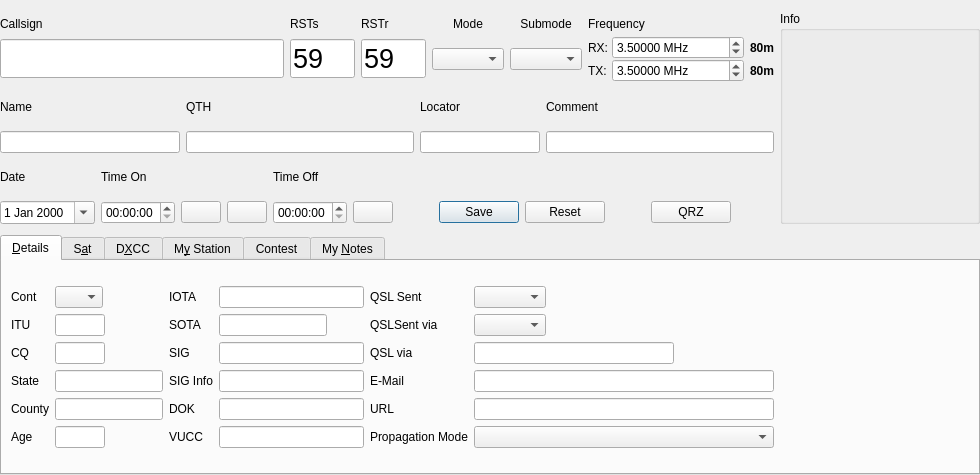
This is ui/NewContactWidget.ui in k5mcd/QLog as Qt 5 draws it before an edit. The edited form follows.
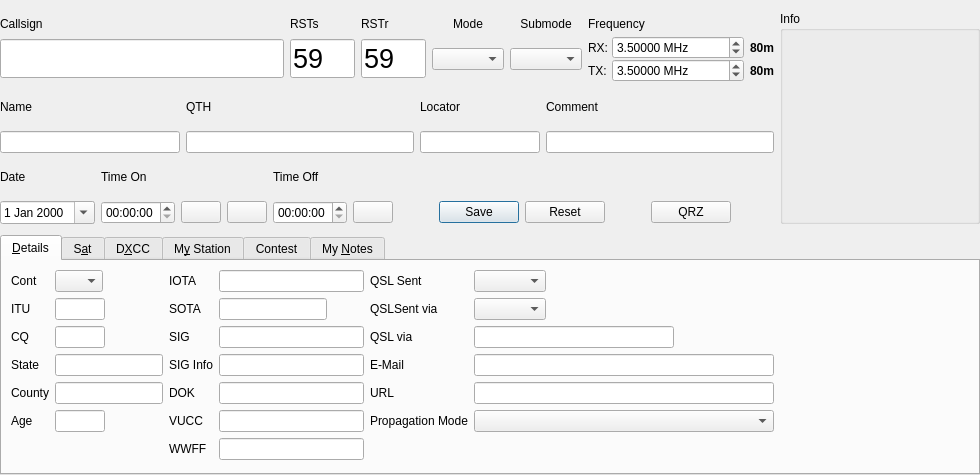
This is the edited form. Icons and pictures are not drawn. Custom widgets are drawn as their Qt base class.

Commit message: ADIF 3.1.3: Added WWFF_REF to the newContact Dialog

Patch:
```diff
--- a/ui/NewContactWidget.ui
+++ b/ui/NewContactWidget.ui
@@ -908,7 +908,7 @@
        <item>
         <layout class="QFormLayout" name="formLayout_2">
          <property name="formAlignment">
-          <set>Qt::AlignLeading|Qt::AlignLeft|Qt::AlignVCenter</set>
+          <set>Qt::AlignLeading|Qt::AlignLeft|Qt::AlignTop</set>
          </property>
          <item row="0" column="0">
           <widget class="QLabel" name="contLabel">
@@ -1117,7 +1117,7 @@
        <item>
         <layout class="QFormLayout" name="formLayout">
          <property name="formAlignment">
-          <set>Qt::AlignLeading|Qt::AlignLeft|Qt::AlignVCenter</set>
+          <set>Qt::AlignLeading|Qt::AlignLeft|Qt::AlignTop</set>
          </property>
          <item row="0" column="0">
           <widget class="QLabel" name="iotaLabel">
@@ -1233,12 +1233,26 @@
            </property>
           </widget>
          </item>
+         <item row="6" column="0">
+          <widget class="QLabel" name="wwffLabel">
+           <property name="text">
+            <string>WWFF</string>
+           </property>
+          </widget>
+         </item>
+         <item row="6" column="1">
+          <widget class="QLineEdit" name="wwffEdit">
+           <property name="focusPolicy">
+            <enum>Qt::ClickFocus</enum>
+           </property>
+          </widget>
+         </item>
         </layout>
        </item>
        <item>
         <layout class="QFormLayout" name="formLayout_3">
          <property name="formAlignment">
-          <set>Qt::AlignLeading|Qt::AlignLeft|Qt::AlignVCenter</set>
+          <set>Qt::AlignLeading|Qt::AlignLeft|Qt::AlignTop</set>
          </property>
          <item row="0" column="0">
           <widget class="QLabel" name="qslSentLabel">
```
Left out of the diff: 136 changed lines with no effect on the pictures. The commit also changes 3 other files.
